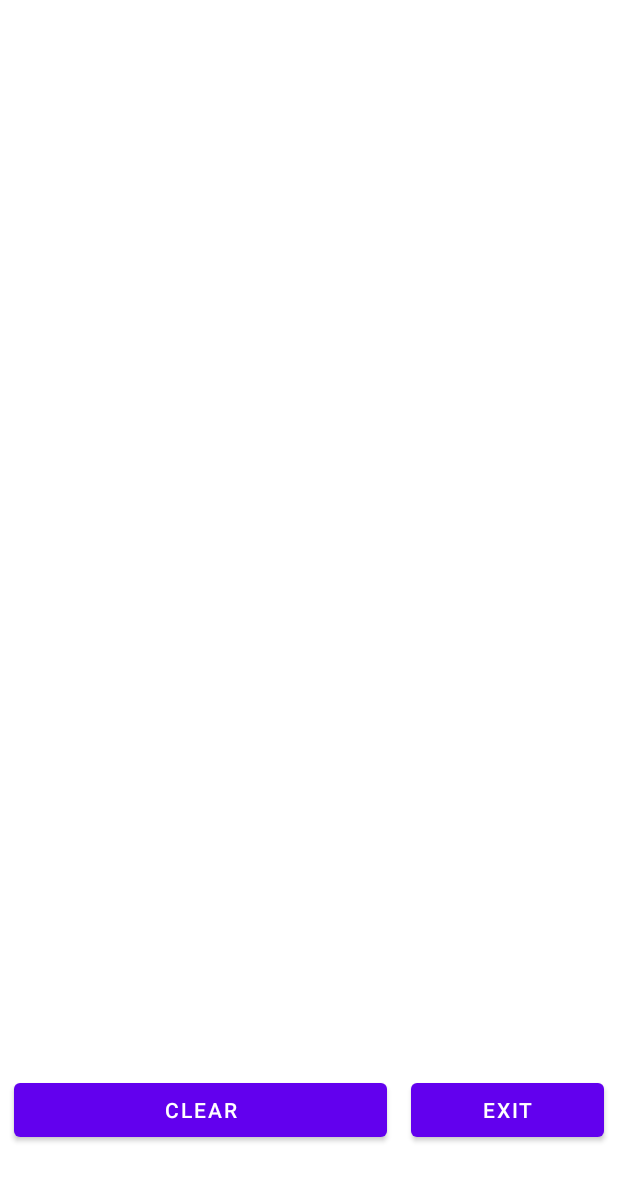
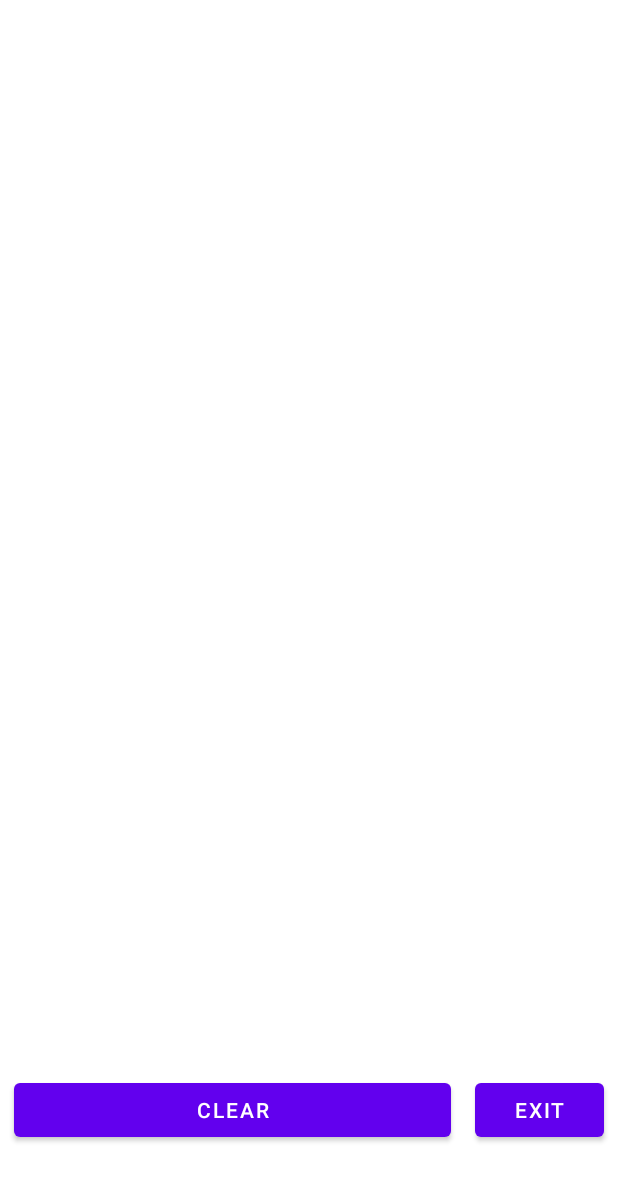
Before and after one commit to Leonamin/Human-Detect-Alarm, an Android app: the Controlling screen opened directly, with no data from a screen before it, on a phone screen of 412 x 824 dp. Shown: the top 1181 px of the screen. Run offline under Robolectric (Android 15) with nearby library versions, the phone set to English and light mode, and no system bars; 1 statement that could not run was skipped.

Commit message:
Add event list with photo

```diff
--- a/HumanDetectorApp/app/src/main/java/com/leonamin/humandetector/Controlling.java
+++ b/HumanDetectorApp/app/src/main/java/com/leonamin/humandetector/Controlling.java
@@ -1,22 +1,54 @@
 package com.leonamin.humandetector;
 
+import android.content.BroadcastReceiver;
+import android.content.Context;
 import android.content.Intent;
+import android.content.IntentFilter;
 import android.os.Bundle;
 import android.util.Log;
+import android.view.View;
+import android.widget.Button;
 import android.widget.Toast;
 
 import androidx.appcompat.app.AppCompatActivity;
+import androidx.localbroadcastmanager.content.LocalBroadcastManager;
+import androidx.recyclerview.widget.DefaultItemAnimator;
+import androidx.recyclerview.widget.LinearLayoutManager;
+import androidx.recyclerview.widget.RecyclerView;
+
+import java.util.ArrayList;
+import java.util.List;
 
 public class Controlling extends AppCompatActivity {
     private static final String TAG = "HD/Controlling";
+
+    public static final String EVENT_TIMESTAMP = "HD.EVENT.TIMESTAMP";
+    public static final String EVENT_IMAGE = "HD.EVENT.IMAGE";
+    public static final String EVENT_THUMBNAIL = "HD.EVENT.THUMBNAIL";
+
+    private Button logClearBtn;
+    private Button exitBtn;
+    private RecyclerView eventList;
 
     @Override
     protected void onCreate(Bundle savedInstanceState) {
         super.onCreate(savedInstanceState);
         setContentView(R.layout.activity_device_controller);
 
-        ActivityHelper.initialize(this);
-        // mBtnDisconnect = (Button) findViewById(R.id.btnDisconnect);
+        logClearBtn = findViewById(R.id.log_clear_btn);
+        exitBtn = findViewById(R.id.exit_btn);
+        eventList = findViewById(R.id.event_list);
+
+        initList(new ArrayList<>());
+
+        LocalBroadcastManager.getInstance(this).registerReceiver(
+                broadcastReceiver, new IntentFilter("EventServiceFilter")
+        );
+
+        logClearBtn.setOnClickListener((View v) -> {
+            EventListAdapter adapter = (EventListAdapter) eventList.getAdapter();
+            adapter.clearItems();
+        });
 
         Intent intent = getIntent();
         Bundle b = intent.getExtras();
@@ -56,4 +88,25 @@ public class Controlling extends AppCompatActivity {
     protected void onDestroy() {
         super.onDestroy();
     }
+
+    private void initList(List<EventData> objects) {
+        final EventListAdapter adapter = new EventListAdapter(getApplicationContext(), objects);
+        eventList.setAdapter(adapter);
+        LinearLayoutManager layoutManager = new LinearLayoutManager(this);
+        layoutManager.setOrientation(LinearLayoutManager.VERTICAL);
+        eventList.setLayoutManager(layoutManager);
+        eventList.setItemAnimator(new DefaultItemAnimator());
+    }
+
+    BroadcastReceiver broadcastReceiver = new BroadcastReceiver() {
+        @Override
+        public void onReceive(Context context, Intent intent) {
+            long timeStamp = intent.getLongExtra(EVENT_TIMESTAMP, 0);
+            String image = intent.getStringExtra(EVENT_IMAGE);
+            String thumbnail = intent.getStringExtra(EVENT_THUMBNAIL);
+
+            EventListAdapter adapter = (EventListAdapter) eventList.getAdapter();
+            adapter.addItem(new EventData(timeStamp, image, thumbnail));
+        }
+    };
 }
--- a/HumanDetectorApp/app/src/main/java/com/leonamin/humandetector/EventData.java
+++ b/HumanDetectorApp/app/src/main/java/com/leonamin/humandetector/EventData.java
@@ -4,6 +4,12 @@ public class EventData {
     private long timeStamp;
     private String imagePath;
     private String thumbnailPath;
+
+    public EventData(long timeStamp, String imagePath, String thumbnailPath) {
+        this.timeStamp = timeStamp;
+        this.imagePath = imagePath;
+        this.thumbnailPath = thumbnailPath;
+    }
 
     public long getTimeStamp() {
         return timeStamp;
--- a/HumanDetectorApp/app/src/main/java/com/leonamin/humandetector/ProtocolParser.java
+++ b/HumanDetectorApp/app/src/main/java/com/leonamin/humandetector/ProtocolParser.java
@@ -65,6 +65,7 @@ public class ProtocolParser {
     public boolean procDataReceive(byte data) {
         if (mProtocol.STX != STX) {
             if (STX == ((int) data & 0xff)) {
+                Log.i(TAG, "STX");
                 mProtocol.STX = ((int) data & 0xff);
                 return false;
             }
@@ -105,6 +106,7 @@ public class ProtocolParser {
         }
         if (mProtocol.ETX != ETX) {
             if (ETX == ((int) data & 0xff)) {
+                Log.i(TAG, "ETX");
                 mProtocol.ETX = ((int) data & 0xff);
                 return false;
             }
--- a/HumanDetectorApp/app/src/main/res/layout/activity_device_controller.xml
+++ b/HumanDetectorApp/app/src/main/res/layout/activity_device_controller.xml
@@ -19,20 +19,20 @@
 
         <Button
             android:id="@+id/log_clear_btn"
-            android:layout_width="wrap_content"
+            android:layout_width="match_parent"
             android:layout_height="wrap_content"
             android:layout_marginStart="8dp"
             android:layout_marginEnd="8dp"
-            android:layout_weight="8"
+            android:layout_weight="1"
             android:text="@string/clear_btn" />
 
         <Button
             android:id="@+id/exit_btn"
-            android:layout_width="wrap_content"
+            android:layout_width="match_parent"
             android:layout_height="wrap_content"
             android:layout_marginLeft="8dp"
             android:layout_marginRight="8dp"
-            android:layout_weight="2"
+            android:layout_weight="3"
             android:text="@string/exit_btn" />
     </LinearLayout>
 
--- a/HumanDetectorApp/app/src/main/res/layout/item_event.xml
+++ b/HumanDetectorApp/app/src/main/res/layout/item_event.xml
@@ -1,8 +1,7 @@
 <?xml version="1.0" encoding="utf-8"?>
 <LinearLayout xmlns:android="http://schemas.android.com/apk/res/android"
-    xmlns:app="http://schemas.android.com/apk/res-auto"
     android:layout_width="match_parent"
-    android:layout_height="match_parent">
+    android:layout_height="wrap_content">
 
     <TextView
         android:id="@+id/item_tv_number"
```
Also changed, not shown: HumanDetectorApp/app/src/main/java/com/leonamin/humandetector/BTService.java (+22 -3 lines), HumanDetectorApp/app/src/main/java/com/leonamin/humandetector/EventListAdapter.java (+16 -5 lines).
